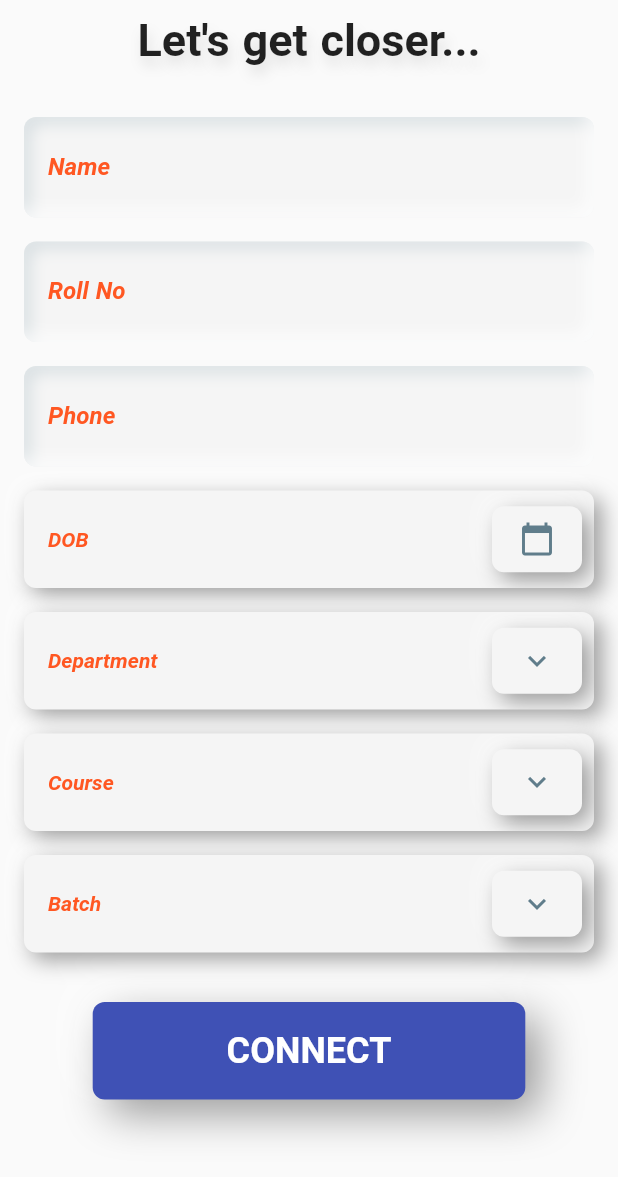
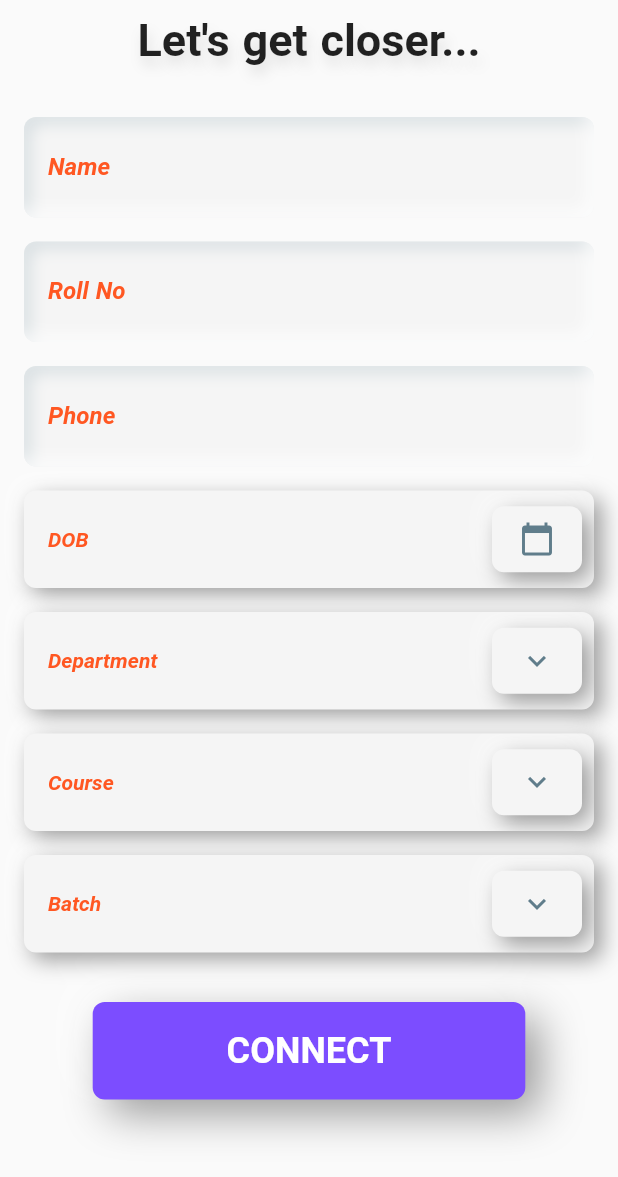
Before and after one commit to ManoVikram/ZlixrStudents, a Flutter app: the screen it shows after launch, after a tap on "CONNECT", on a phone screen of 412 x 824 dp. Shown: the top 1177 px of the screen. Run offline on Flutter 3.47's test engine with Material 2 defaults, Android fonts, the phone set to English and light mode, and no system bars; drawn by our look-alikes of flutter_neumorphic; our stand-ins replace auto_size_text, equatable, firebase_auth, firebase_core, flutter_bloc, google_fonts and 1 more; accounts and stored records are empty; network calls fail; Roboto replaces fonts that are missing (Oxygen).

Commit message:
Submit functionality added.

```diff
--- a/lib/models/bloc/updateStudentBloc/updateStudentData_bloc.dart
+++ b/lib/models/bloc/updateStudentBloc/updateStudentData_bloc.dart
@@ -17,7 +17,7 @@ class UpdateStudentDataBloc
   @override
   Stream<UpdateStudentDataState> mapEventToState(
       UpdateStudentDataEvent event) async* {
-    const url = "http://$API_HOST/api/update";
+    const url = "http://$API_HOST/api/student/update";
 
     if (event is UpdateStudentData) {
       final response = await http.post(
@@ -29,9 +29,10 @@ class UpdateStudentDataBloc
           "studentRollNo": event.studentRollNo,
           "dateOfBirth": event.dateOfBirth,
           "degreeID": event.degreeID,
-          "batch": event.batch,
-          "year": event.year ?? null,
-          "semester": event.semester ?? null,
+          "courseID": event.courseID,
+          "batch": event.batch.toString(),
+          /* "year": event.year ?? null,
+          "semester": event.semester ?? null, */
         },
       );
 
--- a/lib/models/bloc/updateStudentBloc/updateStudentData_event.dart
+++ b/lib/models/bloc/updateStudentBloc/updateStudentData_event.dart
@@ -12,7 +12,7 @@ class UpdateStudentData extends UpdateStudentDataEvent {
   final String name;
   final String phone;
   final String studentRollNo;
-  final DateTime dateOfBirth;
+  final String dateOfBirth;
   final dynamic degreeID;
   final dynamic courseID;
   final int batch;
--- a/lib/screens/dataFormScreen.dart
+++ b/lib/screens/dataFormScreen.dart
@@ -11,6 +11,7 @@ import '../widgets/animatedDropdown.dart';
 
 import '../models/bloc/registerStudentBloc/registerStudent_bloc.dart';
 import '../models/bloc/departmentDataBloc/departmentData_bloc.dart';
+import '../models/bloc/updateStudentBloc/updateStudentData_bloc.dart';
 
 import '../models/provider/studentInfo.dart';
 
@@ -80,10 +81,47 @@ class _DataFormScreenState extends State<DataFormScreen>
     );
   }
 
+  bool _verifyUpdates(BuildContext contxt) {
+    String message;
+
+    if (_phoneTextController.text.length != 10) {
+      message = "Enter the correct phone number";
+    } else if (_nameTextController.text.isEmpty) {
+      message = "Enter a valid name";
+    } else if (_rollNoTextController.text.isEmpty) {
+      message = "Enter a valid Roll No.";
+    }
+
+    if (message != null) {
+      print(message);
+      ScaffoldMessenger.of(context).showSnackBar(
+        SnackBar(
+          content: Text(message),
+          duration: Duration(
+            seconds: 2,
+          ),
+          elevation: 7,
+          backgroundColor: Theme.of(context).errorColor,
+          shape: RoundedRectangleBorder(
+            borderRadius: BorderRadius.only(
+              topLeft: Radius.circular(20.0),
+              topRight: Radius.circular(20.0),
+            ),
+          ),
+        ),
+      );
+
+      return false;
+    } else {
+      return true;
+    }
+  }
+
   @override
   Widget build(BuildContext context) {
     final departmentBloc = BlocProvider.of<DepartmentDataBloc>(context);
     final courseBloc = BlocProvider.of<CourseDataBloc>(context);
+    final updateStudentBloc = BlocProvider.of<UpdateStudentDataBloc>(context);
     final studentInfoProvider = context.watch<StudentInfo>();
 
     final Size size = MediaQuery.of(context).size;
@@ -805,13 +843,34 @@ class _DataFormScreenState extends State<DataFormScreen>
                   height: 65,
                   width: size.width * 0.7,
                   child: NeumorphicButton(
-                    onPressed: () {},
+                    onPressed: () {
+                      bool allCorrect = _verifyUpdates(context);
+
+                      if (allCorrect) {
+                        updateStudentBloc.add(
+                          UpdateStudentData(
+                            firebaseUID: "Yw1et8lu8lXPrkTHxxTR2o6tB1p1",
+                            name: _nameTextController.text,
+                            phone: _phoneTextController.text,
+                            studentRollNo: _rollNoTextController.text,
+                            degreeID: studentInfoProvider
+                                .studentInfo.department?.departmentID,
+                            courseID: studentInfoProvider
+                                .studentInfo.course?.courseID,
+                            /* dateOfBirth: DateTime.parse(
+                                studentInfoProvider.studentInfo?.dob), */
+                            dateOfBirth: studentInfoProvider.studentInfo?.dob,
+                            batch: studentInfoProvider.studentInfo?.batch,
+                          ),
+                        );
+                      }
+                    },
                     pressed: true,
                     minDistance: -5,
                     style: NeumorphicStyle(
                       shadowLightColorEmboss: Colors.white,
                       shadowDarkColorEmboss: Colors.blueGrey[100],
-                      color: Colors.indigo,
+                      color: Colors.deepPurpleAccent,
                       surfaceIntensity: 1.0,
                       depth: 20,
                     ),
```
Also changed, not shown: 2 other files.
